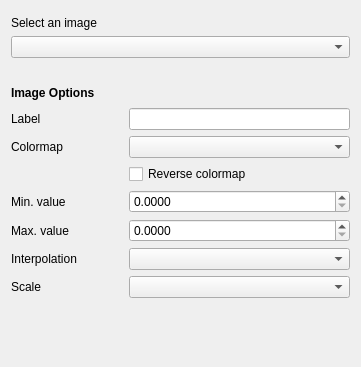
Old version of the form qt/python/mantidqt/widgets/plotconfigdialog/imagestabwidget/images_tab.ui in the repository mantidproject/mantid.
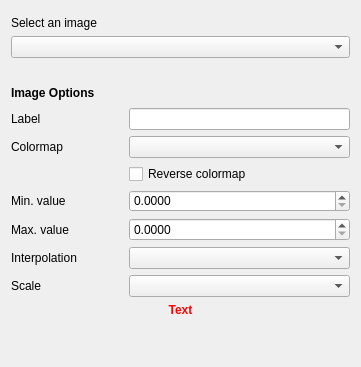
New version of the form.

Commit message: Re #27575 🚸add warnings when min value >= max value

The edit to the form file:
```diff
--- a/qt/python/mantidqt/widgets/plotconfigdialog/imagestabwidget/images_tab.ui
+++ b/qt/python/mantidqt/widgets/plotconfigdialog/imagestabwidget/images_tab.ui
@@ -353,7 +353,7 @@
      </item>
     </layout>
    </item>
-   <item row="2" column="0">
+   <item row="3" column="0">
     <spacer name="verticalSpacer_3">
      <property name="orientation">
       <enum>Qt::Vertical</enum>
@@ -366,6 +366,28 @@
      </property>
     </spacer>
    </item>
+   <item row="2" column="0">
+    <widget class="QLabel" name="max_min_value_warning">
+     <property name="enabled">
+      <bool>true</bool>
+     </property>
+     <property name="font">
+      <font>
+       <weight>75</weight>
+       <bold>true</bold>
+      </font>
+     </property>
+     <property name="text">
+      <string>&lt;html&gt;&lt;head/&gt;&lt;body&gt;&lt;p&gt;&lt;span style=&quot; color:#ff0000;&quot;&gt;Text&lt;/span&gt;&lt;/p&gt;&lt;/body&gt;&lt;/html&gt;</string>
+     </property>
+     <property name="scaledContents">
+      <bool>true</bool>
+     </property>
+     <property name="alignment">
+      <set>Qt::AlignCenter</set>
+     </property>
+    </widget>
+   </item>
   </layout>
  </widget>
  <tabstops>
```
The commit also changes 2 other files.
